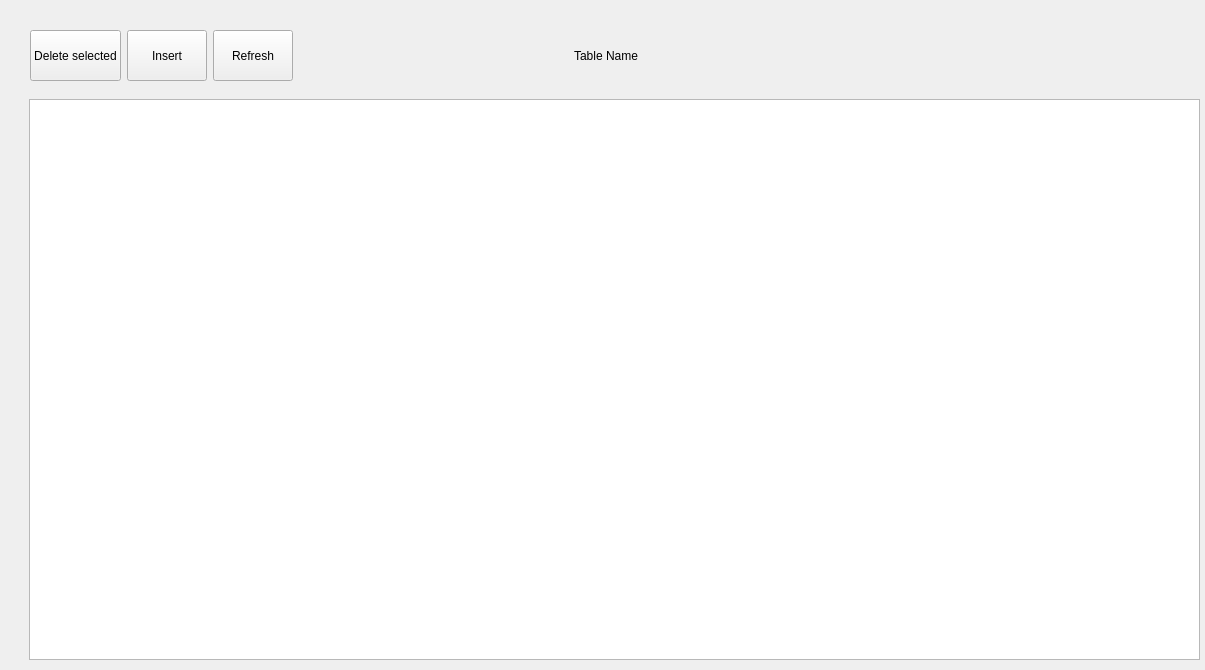
Qt form SQL-viewer/Views/SqlTableWidget.ui (krisanovdev/SQL-viewer) before a commit.
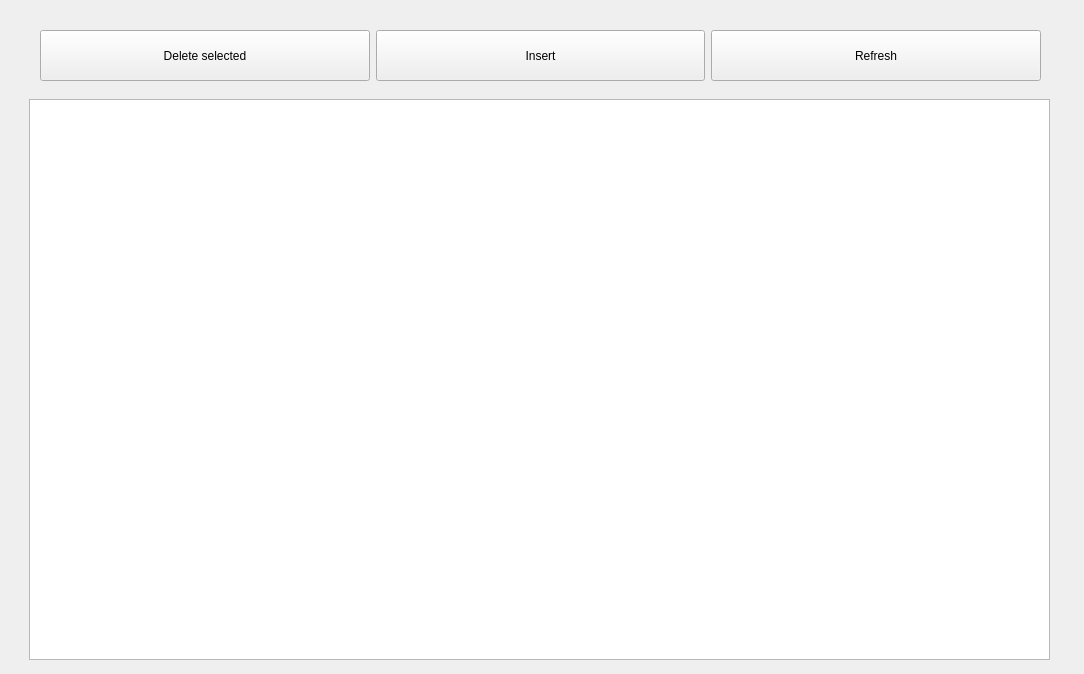
The same form after that commit.

Diff of the .ui file:
```diff
--- a/SQL-viewer/Views/SqlTableWidget.ui
+++ b/SQL-viewer/Views/SqlTableWidget.ui
@@ -6,19 +6,34 @@
    <rect>
     <x>0</x>
     <y>0</y>
-    <width>1205</width>
-    <height>670</height>
+    <width>1084</width>
+    <height>674</height>
    </rect>
   </property>
+  <property name="sizePolicy">
+   <sizepolicy hsizetype="Fixed" vsizetype="Fixed">
+    <horstretch>0</horstretch>
+    <verstretch>0</verstretch>
+   </sizepolicy>
+  </property>
+  <property name="focusPolicy">
+   <enum>Qt::StrongFocus</enum>
+  </property>
   <property name="windowTitle">
    <string>Form</string>
   </property>
+  <property name="layoutDirection">
+   <enum>Qt::LeftToRight</enum>
+  </property>
+  <property name="autoFillBackground">
+   <bool>true</bool>
+  </property>
   <widget class="QWidget" name="horizontalLayoutWidget">
    <property name="geometry">
     <rect>
-     <x>30</x>
+     <x>40</x>
      <y>30</y>
-     <width>1171</width>
+     <width>1001</width>
      <height>51</height>
     </rect>
    </property>
@@ -62,42 +77,6 @@
       </property>
      </widget>
     </item>
-    <item>
-     <spacer name="horizontalSpacer">
-      <property name="orientation">
-       <enum>Qt::Horizontal</enum>
-      </property>
-      <property name="sizeType">
-       <enum>QSizePolicy::Fixed</enum>
-      </property>
-      <property name="sizeHint" stdset="0">
-       <size>
-        <width>275</width>
-        <height>20</height>
-       </size>
-      </property>
-     </spacer>
-    </item>
-    <item>
-     <widget class="QLabel" name="lbl_tableName">
-      <property name="text">
-       <string>Table Name</string>
-      </property>
-     </widget>
-    </item>
-    <item>
-     <spacer name="horizontalSpacer_2">
-      <property name="orientation">
-       <enum>Qt::Horizontal</enum>
-      </property>
-      <property name="sizeHint" stdset="0">
-       <size>
-        <width>40</width>
-        <height>20</height>
-       </size>
-      </property>
-     </spacer>
-    </item>
    </layout>
   </widget>
   <widget class="QWidget" name="verticalLayoutWidget">
@@ -105,7 +84,7 @@
     <rect>
      <x>29</x>
      <y>99</y>
-     <width>1171</width>
+     <width>1021</width>
      <height>561</height>
     </rect>
    </property>
```
